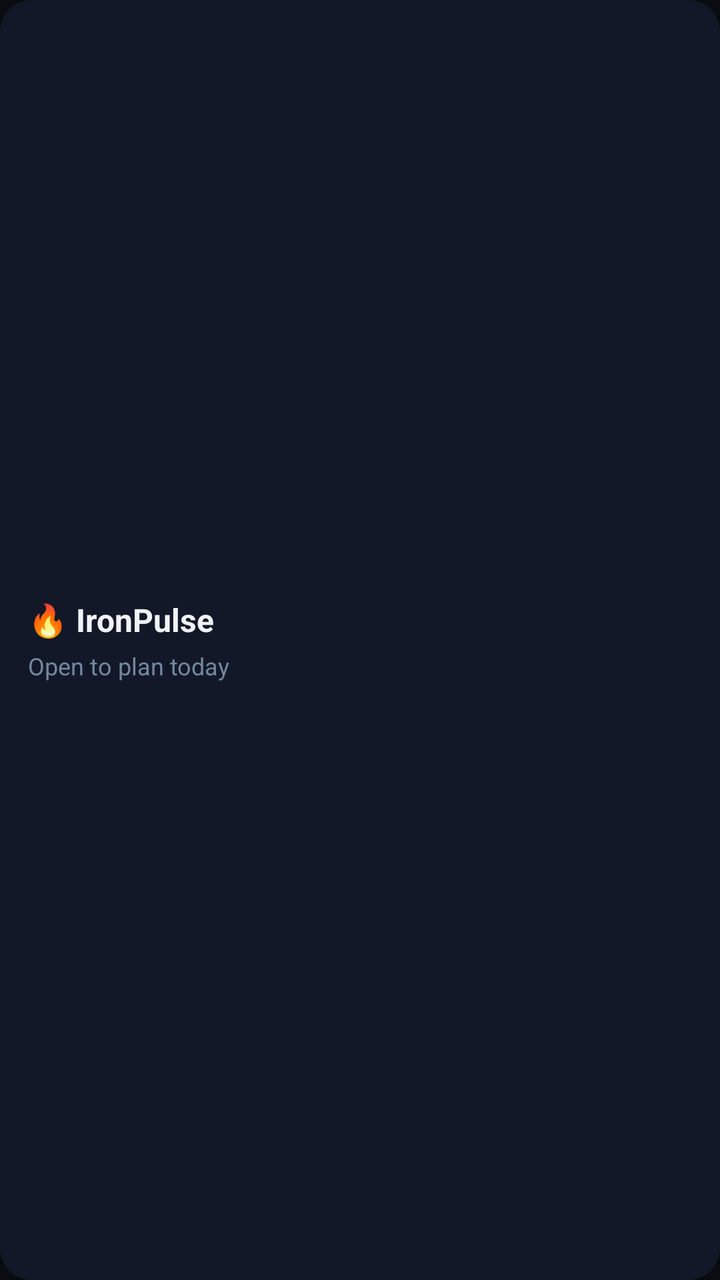
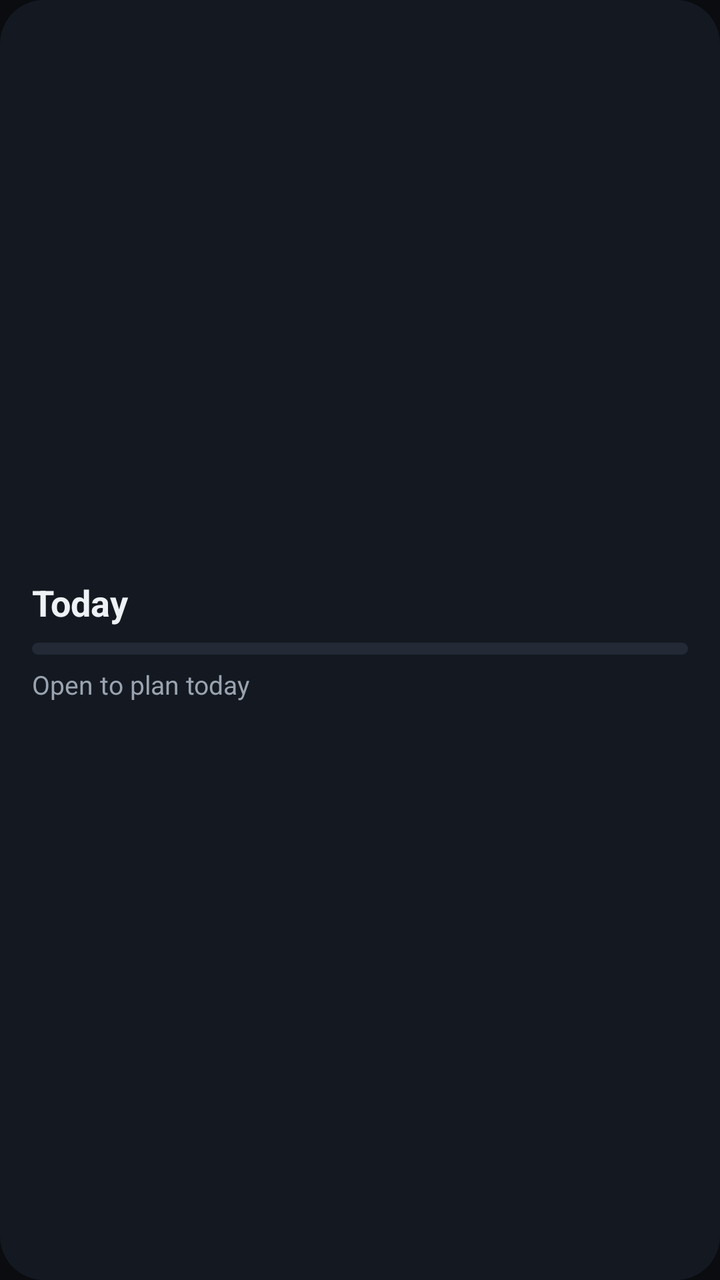

Two renders of the same Android screen: before a commit and after it. Below are the layout's source before the change and the commit's diff.
<!-- AndroidManifest.xml: application theme Theme.IronPulse -->
<!-- res/layout/widget_workout.xml -->
<?xml version="1.0" encoding="utf-8"?>
<LinearLayout xmlns:android="http://schemas.android.com/apk/res/android"
    android:id="@+id/widget_root"
    android:layout_width="match_parent"
    android:layout_height="match_parent"
    android:orientation="vertical"
    android:gravity="center_vertical"
    android:background="@drawable/widget_bg"
    android:padding="14dp">

    <TextView
        android:id="@+id/widget_streak"
        android:layout_width="wrap_content"
        android:layout_height="wrap_content"
        android:textSize="16sp"
        android:textStyle="bold"
        android:textColor="#F0F4F8"
        android:text="🔥 IronPulse"/>

    <TextView
        android:id="@+id/widget_today"
        android:layout_width="wrap_content"
        android:layout_height="wrap_content"
        android:layout_marginTop="4dp"
        android:textSize="12sp"
        android:textColor="#72889E"
        android:text="Open to plan today"/>

</LinearLayout>
<!-- resources referenced by this layout -->
<resources>
  <!-- drawable widget_bg (drawable) -->
  <?xml version="1.0" encoding="utf-8"?>
  <shape xmlns:android="http://schemas.android.com/apk/res/android" android:shape="rectangle">
      <solid android:color="#EE14192A"/>
      <corners android:radius="16dp"/>
  </shape>
  <style name="Theme.IronPulse" parent="Theme.MaterialComponents.NoActionBar">
          <item name="android:windowLightStatusBar">false</item>
          <item name="android:windowLightNavigationBar" tools:targetApi="27">false</item>
          <item name="colorPrimary">@color/accent</item>
          <item name="colorPrimaryDark">@color/accent_dark</item>
          <item name="colorAccent">@color/accent</item>
          <item name="android:windowBackground">@color/bg_dark</item>
          <item name="android:textColor">@color/text_primary</item>
          <item name="android:colorBackground">@color/bg_dark</item>
          <item name="colorScreenBg">@color/bg_dark</item>
          <item name="colorCardBg">@color/card_bg</item>
          <item name="colorPanelBg">@color/panel_dark</item>
          <item name="colorTextPrimary">@color/text_primary</item>
          <item name="colorTextMuted">@color/text_muted</item>
          <item name="calToday">@color/cal_today</item>
          <item name="calRest">@color/cal_rest</item>
          <item name="calWorkout">@color/cal_workout</item>
          <item name="calEmpty">@color/cal_empty</item>
          <item name="calSelected">@color/cal_selected</item>
          <item name="streakTrack">@color/panel_mid</item>
          <item name="colorFieldBg">@color/field_bg</item>
          <item name="colorBorder">@color/border</item>
          <item name="android:popupMenuStyle">@style/IronPulse.Popup</item>
      </style>
  <color name="accent">#3EE08F</color>
  <color name="bg_dark">#0A0C10</color>
  <color name="card_bg">#151A22</color>
  <color name="cal_rest">#123230</color>
  <color name="cal_empty">#141A24</color>
  <color name="panel_mid">#1B212B</color>
  <color name="field_bg">#10141B</color>
  <color name="border">#232A36</color>
  <!-- unchanged entries left out for length: 9 -->
</resources>

<!-- the commit's change to res/layout/widget_workout.xml (unified diff, before → after) -->
@@ -3,27 +3,35 @@
     android:id="@+id/widget_root"
     android:layout_width="match_parent"
     android:layout_height="match_parent"
+    android:background="@drawable/widget_bg"
+    android:gravity="center_vertical"
     android:orientation="vertical"
-    android:gravity="center_vertical"
-    android:background="@drawable/widget_bg"
-    android:padding="14dp">
+    android:padding="16dp">
 
     <TextView
         android:id="@+id/widget_streak"
         android:layout_width="wrap_content"
         android:layout_height="wrap_content"
-        android:textSize="16sp"
-        android:textStyle="bold"
-        android:textColor="#F0F4F8"
-        android:text="🔥 IronPulse"/>
+        android:text="Today"
+        android:textColor="#EEF1F5"
+        android:textSize="18sp"
+        android:textStyle="bold"/>
+
+    <ProgressBar
+        android:id="@+id/widget_bar"
+        style="@android:style/Widget.Material.ProgressBar.Horizontal"
+        android:layout_width="match_parent"
+        android:layout_height="6dp"
+        android:layout_marginTop="8dp"
+        android:progressDrawable="@drawable/widget_progress"/>
 
     <TextView
         android:id="@+id/widget_today"
         android:layout_width="wrap_content"
         android:layout_height="wrap_content"
-        android:layout_marginTop="4dp"
-        android:textSize="12sp"
-        android:textColor="#72889E"
-        android:text="Open to plan today"/>
+        android:layout_marginTop="6dp"
+        android:text="Open to plan today"
+        android:textColor="#9AA3B0"
+        android:textSize="13sp"/>
 
 </LinearLayout>
<!-- resource entries referenced after the edit -->
@@ -3,9 +3,19 @@
   <!-- drawable widget_bg (drawable) -->
   <?xml version="1.0" encoding="utf-8"?>
   <shape xmlns:android="http://schemas.android.com/apk/res/android" android:shape="rectangle">
-      <solid android:color="#EE14192A"/>
-      <corners android:radius="16dp"/>
+      <solid android:color="#F2151A22"/>
+      <corners android:radius="22dp"/>
   </shape>
+  <!-- drawable widget_progress (drawable) -->
+  <?xml version="1.0" encoding="utf-8"?>
+  <layer-list xmlns:android="http://schemas.android.com/apk/res/android">
+      <item android:id="@android:id/background">
+          <shape><solid android:color="#232A36"/><corners android:radius="3dp"/></shape>
+      </item>
+      <item android:id="@android:id/progress">
+          <clip><shape><solid android:color="#3EE08F"/><corners android:radius="3dp"/></shape></clip>
+      </item>
+  </layer-list>
   <style name="Theme.IronPulse" parent="Theme.MaterialComponents.NoActionBar">
           <item name="android:windowLightStatusBar">false</item>
           <item name="android:windowLightNavigationBar" tools:targetApi="27">false</item>
@@ -29,6 +39,8 @@
           <item name="colorFieldBg">@color/field_bg</item>
           <item name="colorBorder">@color/border</item>
           <item name="android:popupMenuStyle">@style/IronPulse.Popup</item>
+          <item name="android:alertDialogTheme">@style/IronPulse.Dialog</item>
+          <item name="alertDialogTheme">@style/IronPulse.Dialog</item>
       </style>
   <color name="accent">#3EE08F</color>
   <color name="bg_dark">#0A0C10</color>
@@ -38,6 +50,33 @@
   <color name="panel_mid">#1B212B</color>
   <color name="field_bg">#10141B</color>
   <color name="border">#232A36</color>
+  <style name="IronPulse.Dialog" parent="@style/ThemeOverlay.MaterialComponents.Dialog.Alert">
+          <item name="android:windowBackground">@drawable/dialog_bg</item>
+          <item name="colorPrimary">@color/accent</item>
+          <item name="colorAccent">@color/accent</item>
+          <item name="android:colorAccent">@color/accent</item>
+          <item name="android:textColorPrimary">@color/text_primary</item>
+          <item name="android:buttonBarButtonStyle">@style/IronPulse.DialogButton</item>
+          <item name="buttonBarButtonStyle">@style/IronPulse.DialogButton</item>
+      </style>
+  <!-- drawable dialog_bg (drawable) -->
+  <?xml version="1.0" encoding="utf-8"?>
+  <inset xmlns:android="http://schemas.android.com/apk/res/android"
+      android:insetLeft="20dp"
+      android:insetRight="20dp"
+      android:insetTop="24dp"
+      android:insetBottom="24dp">
+      <shape android:shape="rectangle">
+          <solid android:color="?attr/colorCardBg"/>
+          <corners android:radius="22dp"/>
+      </shape>
+  </inset>
+  <style name="IronPulse.DialogButton" parent="@style/Widget.MaterialComponents.Button.TextButton.Dialog">
+          <item name="android:textAllCaps">false</item>
+          <item name="android:letterSpacing">0</item>
+          <item name="android:textSize">15sp</item>
+          <item name="android:textColor">@color/accent</item>
+      </style>
   <!-- unchanged entries left out for length: 9 -->
 </resources>
 
